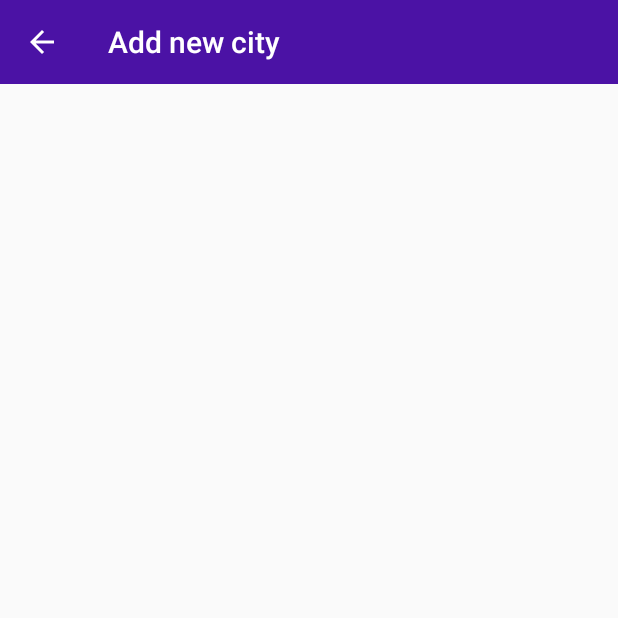
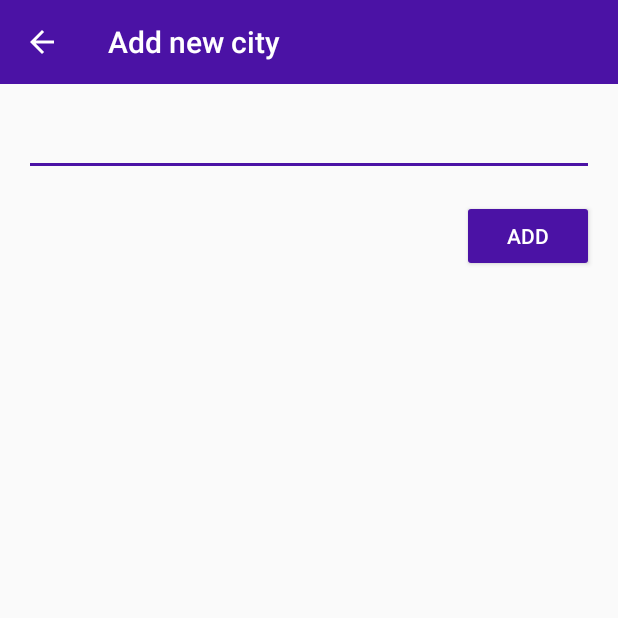
Before and after one commit to chhetrirahul/Weather, an Android app: the AddCityActivity screen opened directly, with no data from a screen before it, on a phone screen of 412 x 824 dp, the top half of it. Run offline under Robolectric (Android 15) with nearby library versions, the phone set to English and light mode, and no system bars; our stand-ins replace Dagger/Hilt's generated code, RxJava, data binding; 1 statement that could not run was skipped.

Commit message:
Setup add city layout

```diff
--- a/app/src/main/res/layout/activity_add_city.xml
+++ b/app/src/main/res/layout/activity_add_city.xml
@@ -14,5 +14,33 @@
             app:layout_constraintStart_toStartOf="parent"
             app:layout_constraintTop_toTopOf="parent" />
 
+        <EditText
+            android:id="@+id/editText"
+            android:layout_width="match_parent"
+            android:layout_height="wrap_content"
+            android:layout_marginStart="16dp"
+            android:layout_marginTop="16dp"
+            android:layout_marginEnd="16dp"
+            android:layout_marginBottom="16dp"
+            android:inputType="textCapSentences"
+            app:layout_constraintBottom_toTopOf="@+id/button"
+            app:layout_constraintEnd_toEndOf="parent"
+            app:layout_constraintHorizontal_bias="0.0"
+            app:layout_constraintStart_toStartOf="parent"
+            app:layout_constraintTop_toBottomOf="@+id/toolbar"
+            app:layout_constraintVertical_bias="0.0" />
+
+        <Button
+            android:id="@+id/button"
+            android:layout_width="wrap_content"
+            android:layout_height="wrap_content"
+            android:layout_marginTop="16dp"
+            android:layout_marginEnd="16dp"
+            android:backgroundTint="@color/colorPrimary"
+            android:text="@string/txt_add"
+            android:textColor="@color/white"
+            app:layout_constraintEnd_toEndOf="parent"
+            app:layout_constraintTop_toBottomOf="@+id/editText" />
+
     </androidx.constraintlayout.widget.ConstraintLayout>
 </layout>
--- a/app/src/main/res/values/colors.xml
+++ b/app/src/main/res/values/colors.xml
@@ -3,4 +3,7 @@
     <color name="colorPrimary">#4B12A5</color>
     <color name="colorPrimaryDark">#3b0d93</color>
     <color name="colorAccent">#4B12A5</color>
+
+    <color name="white">#FFFFFF</color>
+    <color name="black">#000000</color>
 </resources>
--- a/app/src/main/res/values/strings.xml
+++ b/app/src/main/res/values/strings.xml
@@ -5,4 +5,5 @@
     <string name="txt_add_city">Add city</string>
     <string name="txt_add_new_city">Add new city</string>
     <string name="msg_press_back_to_exit">Press back to exit</string>
+    <string name="txt_add">Add</string>
 </resources>
```
